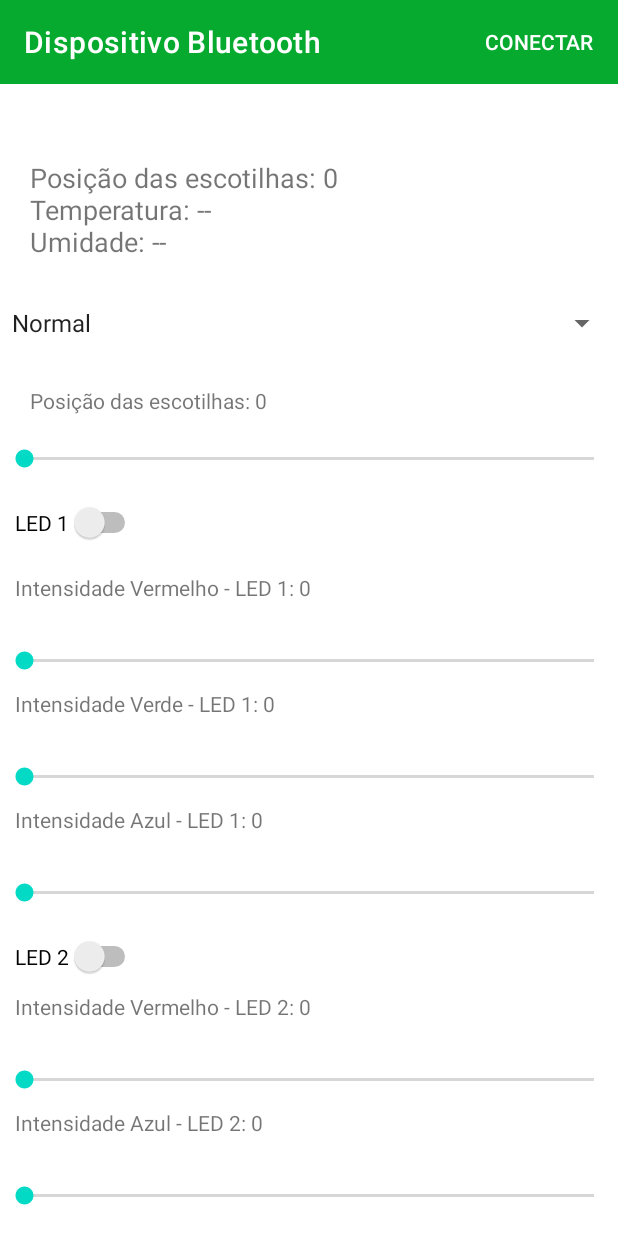
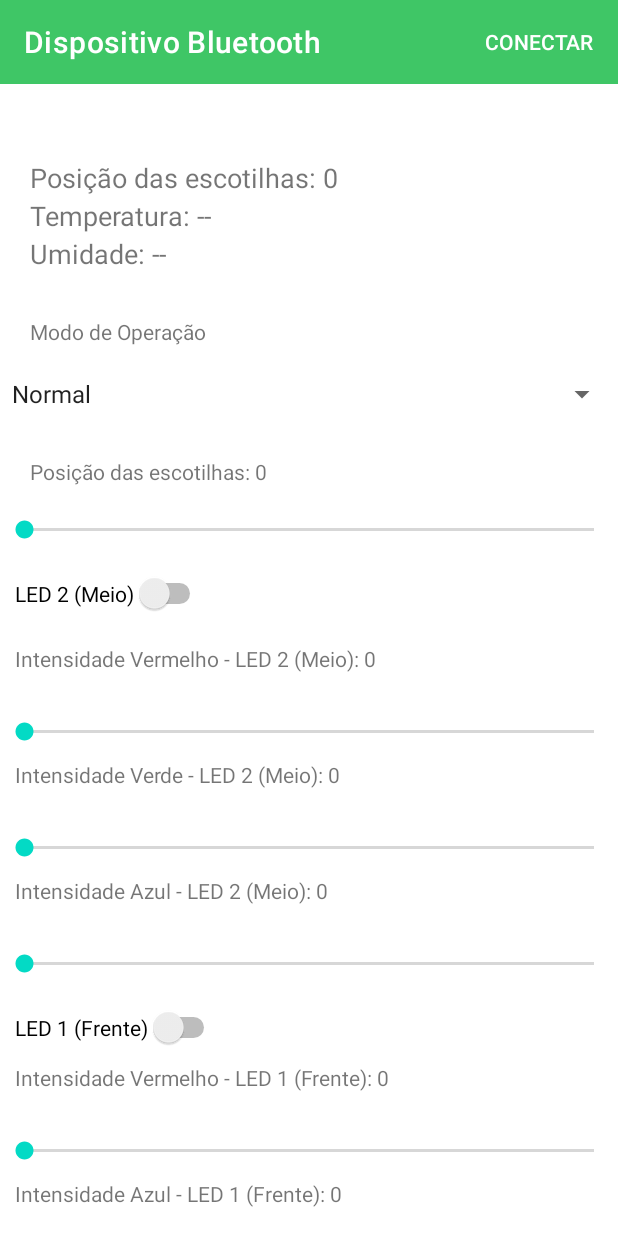
Before and after one commit to GabrielBozza/AppEstufaInteligente, an Android app: the screen it shows after launch (MainActivity), on a phone screen of 412 x 824 dp. Run offline under Robolectric (Android 15) with nearby library versions, the phone set to English and light mode, and no system bars.

Commit message:
add botao para solicitar data e hora atualizados e arrumacao da ordem dos dados

```diff
--- a/app/src/main/java/com/bozzadevs/estufainteligentebluetooth/MainActivity.java
+++ b/app/src/main/java/com/bozzadevs/estufainteligentebluetooth/MainActivity.java
@@ -25,6 +25,7 @@ import android.widget.SeekBar;
 import android.widget.Spinner;
 import android.widget.Switch;
 import android.widget.TextView;
+import android.widget.Toast;
 
 import java.text.SimpleDateFormat;
 import java.util.Calendar;
@@ -56,9 +57,10 @@ public class MainActivity extends AppCompatActivity {
     private final static int MESSAGE_READ = 2; // used in bluetooth handler to identify message update
 
     Spinner spinnerModoOp;
-    SeekBar seekBarServo, seekBarRED1, seekBarGREEN1, seekBarBLUE1, seekBarRED2, seekBarRED3, seekBarBLUE2, seekBarBLUE3;
-    TextView TextCondicoesAtuais, TextServo, TextRED1, TextGREEN1, TextBLUE1, TextRED2, TextBLUE2,TextRED3, TextBLUE3;
+    SeekBar seekBarServo, seekBarRED1, seekBarGREEN2, seekBarBLUE1, seekBarRED2, seekBarRED3, seekBarBLUE2, seekBarBLUE3;
+    TextView TextCondicoesAtuais, TextServo, TextRED1, TextGREEN2, TextBLUE1, TextRED2, TextBLUE2,TextRED3, TextBLUE3;
     Switch LED1, LED2, LED3;
+    Button buttonAtualizaDataHora;
 
     @Override
     protected void onCreate(Bundle savedInstanceState) {
@@ -74,34 +76,35 @@ public class MainActivity extends AppCompatActivity {
         //progressBar.setVisibility(View.GONE);
         TextCondicoesAtuais = findViewById(R.id.textParametrosAtuais);
         TextServo = findViewById(R.id.textServo);
-        TextRED1 = findViewById(R.id.textRED1);
-        TextGREEN1 = findViewById(R.id.textGREEN1);
-        TextBLUE1 = findViewById(R.id.textBLUE1);
-        TextRED2 = findViewById(R.id.textRED2);
+        TextRED2 = findViewById(R.id.textRED1);
+        TextGREEN2 = findViewById(R.id.textGREEN1);
+        TextBLUE2 = findViewById(R.id.textBLUE1);
+        TextRED1= findViewById(R.id.textRED2);
         //TextGREEN2 = findViewById(R.id.textGREEN2);
-        TextBLUE2 = findViewById(R.id.textBLUE2);
+        TextBLUE1 = findViewById(R.id.textBLUE2);
         TextRED3 = findViewById(R.id.textRED3);
         //TextGREEN3 = findViewById(R.id.textGREEN3);
         TextBLUE3 = findViewById(R.id.textBLUE3);
 
         seekBarServo = findViewById(R.id.seekBarServo);
-        seekBarRED1 = findViewById(R.id.seekBarLED1Red);
-        seekBarGREEN1 = findViewById(R.id.seekBarLED1Green);
-        seekBarBLUE1 = findViewById(R.id.seekBarLED1Blue);
-        seekBarRED2 = findViewById(R.id.seekBarLED2Red);
+        seekBarRED2 = findViewById(R.id.seekBarLED1Red);
+        seekBarGREEN2 = findViewById(R.id.seekBarLED1Green);
+        seekBarBLUE2 = findViewById(R.id.seekBarLED1Blue);
+        seekBarRED1 = findViewById(R.id.seekBarLED2Red);
         //seekBarGREEN2 = findViewById(R.id.seekBarLED2Green);
-        seekBarBLUE2 = findViewById(R.id.seekBarLED2Blue);
+        seekBarBLUE1 = findViewById(R.id.seekBarLED2Blue);
         seekBarRED3 = findViewById(R.id.seekBarLED3Red);
         //seekBarGREEN3 = findViewById(R.id.seekBarLED3Green);
         seekBarBLUE3 = findViewById(R.id.seekBarLED3Blue);
 
-        LED1 = findViewById(R.id.switch1);
-        LED2 = findViewById(R.id.switch2);
+        LED2 = findViewById(R.id.switch1);
+        LED1 = findViewById(R.id.switch2);
         LED3 = findViewById(R.id.switch3);
 
         List<String> ListaModosOp = new ArrayList<>(Arrays.asList("Normal","Crescimento","Floração","Dormência"));
 
         spinnerModoOp = findViewById(R.id.spinnerModoOp);
+        buttonAtualizaDataHora = findViewById(R.id.buttonAtualizaData);
 
         ArrayAdapter<String> adapterModo = new ArrayAdapter<String>(this, android.R.layout.simple_spinner_item, ListaModosOp);
         adapterModo.setDropDownViewResource(android.R.layout.simple_spinner_dropdown_item);
@@ -167,11 +170,11 @@ public class MainActivity extends AppCompatActivity {
                             String umidade = arduinoMsg.split("#")[1];
                             String luminosidade1 = arduinoMsg.split("#")[2];
                             String luminosidade2 = arduinoMsg.split("#")[3];
-                            String VermelhoLED1 = arduinoMsg.split("#")[4];
-                            String VerdeLED1 = arduinoMsg.split("#")[5];
-                            String AzulLED1 = arduinoMsg.split("#")[6];
-                            String VermelhoLED2 = arduinoMsg.split("#")[7];
-                            String AzulLED2 = arduinoMsg.split("#")[8];
+                            String VermelhoLED2 = arduinoMsg.split("#")[4];
+                            String VerdeLED2 = arduinoMsg.split("#")[5];
+                            String AzulLED2 = arduinoMsg.split("#")[6];
+                            String VermelhoLED1 = arduinoMsg.split("#")[7];
+                            String AzulLED1 = arduinoMsg.split("#")[8];
                             String VermelhoLED3 = arduinoMsg.split("#")[9];
                             String AzulLED3 = arduinoMsg.split("#")[10];
                             String ModoOperacao = arduinoMsg.split("#")[11];
@@ -208,12 +211,15 @@ public class MainActivity extends AppCompatActivity {
                             EstadoAtual+=("Posição das escotilhas: "+posicaoServo+"º\n");
                             EstadoAtual+=("Temperatura: "+temperatura+"ºC      "+"Umidade Rel.: "+umidade+"%"+"\n");
                             EstadoAtual+=("Luminosidade Frente: "+luminosidade1+"      "+"Luminosidade Fundo: "+luminosidade2+"\n");
-                            EstadoAtual+=("LED 1 (Frente): R: "+VermelhoLED1+"   G: "+VerdeLED1+"   B: "+AzulLED1+"\n");
-                            EstadoAtual+=("LED 2 (Meio): R: "+VermelhoLED2+"   G: 0"+"   B: "+AzulLED2+"\n");
+                            EstadoAtual+=("LED 1 (Frente): R: "+VermelhoLED1+"   G: 0"+"   B: "+AzulLED1+"\n");
+                            EstadoAtual+=("LED 2 (Meio): R: "+VermelhoLED2+"   G: "+VerdeLED2+"   B: "+AzulLED2+"\n");
                             EstadoAtual+=("LED 3 (Fundo): R: "+VermelhoLED3+"   G: 0"+"   B: "+AzulLED3+"\n");
                             TextCondicoesAtuais.setText(EstadoAtual);
 
                             // ***********************************SETAR SWITCHES E SLIDERS DE ACORDO COM OS DADOS RECEBIDOS********************************
+
+                            //COLOCAR UM SEMAFORO PARA SOH SETAR OS VALORES UMA UNICA VEZ
+
                             //P nao bugar o arduino, ele deve conferir ao receber uma msgm do android se os valores atuais jah nao sao esses --> ai ignora
 
                             //SE FOR DIFERENTE DO ESTADO ATUAL --> SETAR OS VALORES --> SENAO IGNORA
@@ -263,6 +269,22 @@ public class MainActivity extends AppCompatActivity {
                 startActivity(intent);
             }
         });
+
+        buttonAtualizaDataHora.setOnClickListener(new View.OnClickListener() {
+            @Override
+            public void onClick(View view) {
+                SimpleDateFormat sdf = new SimpleDateFormat("dd/MM-HH:mm", Locale.getDefault());
+                //sdf.setTimeZone(TimeZone.getDefault());
+                String DataHoraAtual = sdf.format(new Date());
+                Toast.makeText(getApplicationContext(), "Data - Hora : " + DataHoraAtual, Toast.LENGTH_LONG).show();
+                try {
+                    connectedThread.write("DT#" + DataHoraAtual);
+                }
+                catch (Exception ignored){}
+            }
+        });
+
+
 
 
         spinnerModoOp.setOnItemSelectedListener(new AdapterView.OnItemSelectedListener(){
@@ -345,8 +367,8 @@ public class MainActivity extends AppCompatActivity {
                                     int progress,
                                     boolean fromUser)
                             {
-                                TextRED1.setText("Intensidade Vermelho - LED 1: "+progress);
-                                comando = "R1#"+progress;
+                                TextRED1.setText("Intensidade Vermelho - LED 1 (Frente): "+progress*255);
+                                comando = "R2#"+progress;
                                 //comando = "RED1#"+progress;
                                 try{connectedThread.write(comando);}
                                 catch (Exception ignored){}
@@ -384,8 +406,8 @@ public class MainActivity extends AppCompatActivity {
                                     int progress,
                                     boolean fromUser)
                             {
-                                TextRED2.setText("Intensidade Vermelho - LED 2: "+progress);
-                                comando = "R2#"+progress;
+                                TextRED2.setText("Intensidade Vermelho - LED 2 (Meio): "+progress);
+                                comando = "R1#"+progress;
                                 //comando = "RED2#"+progress;
                                 try{connectedThread.write(comando);}
                                 catch (Exception ignored){}
@@ -423,7 +445,7 @@ public class MainActivity extends AppCompatActivity {
                                     int progress,
                                     boolean fromUser)
                             {
-                                TextRED3.setText("Intensidade Vermelho - LED 3: "+progress*255);
+                                TextRED3.setText("Intensidade Vermelho - LED 3 (Fundo): "+progress*255);
                                 comando = "R3#"+progress;
                                 //comando = "RED3#"+progress;
                                 try{connectedThread.write(comando);}
@@ -448,7 +470,7 @@ public class MainActivity extends AppCompatActivity {
                             }
                         });
 
-        seekBarGREEN1
+        seekBarGREEN2
                 .setOnSeekBarChangeListener(
                         new SeekBar
                                 .OnSeekBarChangeListener() {
@@ -462,7 +484,7 @@ public class MainActivity extends AppCompatActivity {
                                     int progress,
                                     boolean fromUser)
                             {
-                                TextGREEN1.setText("Intensidade Verde - LED 1: "+progress);
+                                TextGREEN2.setText("Intensidade Verde - LED 2 (Meio): "+progress);
                                 comando = "G1#"+progress;
                                 //comando = "GREEN1#"+progress;
                                 try{connectedThread.write(comando);}
@@ -501,8 +523,8 @@ public class MainActivity extends AppCompatActivity {
                                     int progress,
                                     boolean fromUser)
                             {
-                                TextBLUE1.setText("Intensidade Azul - LED 1: "+progress);
-                                comando = "B1#"+progress;
+                                TextBLUE1.setText("Intensidade Azul - LED 1 (Frente): "+progress*255);
+                                comando = "B2#"+progress;
                                 //comando = "BLUE1#"+progress;
                                 try{connectedThread.write(comando);}
                                 catch (Exception ignored){}
@@ -540,8 +562,8 @@ public class MainActivity extends AppCompatActivity {
                                     int progress,
                                     boolean fromUser)
                             {
-                                TextBLUE2.setText("Intensidade Azul - LED 2: "+progress*255);
-                                comando = "B2#"+progress;
+                                TextBLUE2.setText("Intensidade Azul - LED 2 (Meio): "+progress);
+                                comando = "B1#"+progress;
                                 //comando = "BLUE2#"+progress;
                                 try{connectedThread.write(comando);}
                                 catch (Exception ignored){}
@@ -579,7 +601,7 @@ public class MainActivity extends AppCompatActivity {
                                     int progress,
                                     boolean fromUser)
                             {
-                                TextBLUE3.setText("Intensidade Azul - LED 3: "+progress);
+                                TextBLUE3.setText("Intensidade Azul - LED 3 (Fundo): "+progress*255);
                                 comando = "B3#"+progress;
                                 //comando = "BLUE3#"+progress;
                                 try{connectedThread.write(comando);}
@@ -604,26 +626,26 @@ public class MainActivity extends AppCompatActivity {
                             }
                         });
 
-        LED1.setOnCheckedChangeListener(new CompoundButton.OnCheckedChangeListener()
+        LED2.setOnCheckedChangeListener(new CompoundButton.OnCheckedChangeListener()
         {
             String comando = null;
             public void onCheckedChanged(CompoundButton buttonView, boolean isChecked) //Line A
             {
                 if(isChecked){
                     int R=255,G=155,B=255;
-                    seekBarRED1.setProgress(R);
-                    seekBarGREEN1.setProgress(G);
-                    seekBarBLUE1.setProgress(B);
-                    TextRED1.setText("Intensidade Vermelho - LED 1: "+R);
-                    TextGREEN1.setText("Intensidade Verde - LED 1: "+G);
-                    TextBLUE1.setText("Intensidade Azul - LED 1: "+B);
+                    seekBarRED2.setProgress(R);
+                    seekBarGREEN2.setProgress(G);
+                    seekBarBLUE2.setProgress(B);
+                    TextRED2.setText("Intensidade Vermelho - LED 2 (Meio): "+R);
+                    TextGREEN2.setText("Intensidade Verde - LED 2 (Meio): "+G);
+                    TextBLUE2.setText("Intensidade Azul - LED 2 (Meio): "+B);
                 }else { //Desligar LED
-                    seekBarRED1.setProgress(0);
-                    seekBarGREEN1.setProgress(0);
-                    seekBarBLUE1.setProgress(0);
-                    TextRED1.setText("Intensidade Vermelho - LED 1: 0");
-                    TextGREEN1.setText("Intensidade Verde - LED 1: 0");
-                    TextBLUE1.setText("Intensidade Azul - LED 1: 0");
+                    seekBarRED2.setProgress(0);
+                    seekBarGREEN2.setProgress(0);
+                    seekBarBLUE2.setProgress(0);
+                    TextRED2.setText("Intensidade Vermelho - LED 2 (Meio): 0");
+                    TextGREEN2.setText("Intensidade Verde - LED 2 (Meio): 0");
+                    TextBLUE2.setText("Intensidade Azul - LED 2 (Meio): 0");
                 }
                 comando = "L1#"+isChecked;
                 //comando = "LED1#"+isChecked;
@@ -632,22 +654,22 @@ public class MainActivity extends AppCompatActivity {
             }
         });
 
-        LED2.setOnCheckedChangeListener(new CompoundButton.OnCheckedChangeListener()
+        LED1.setOnCheckedChangeListener(new CompoundButton.OnCheckedChangeListener()
         {
             String comando = null;
             public void onCheckedChanged(CompoundButton buttonView, boolean isChecked) //Line A
             {
                 if(isChecked){
                     int R=255,B=1;
-                    seekBarRED2.setProgress(R);
-                    seekBarBLUE2.setProgress(B);
-                    TextRED2.setText("Intensidade Vermelho - LED 2: "+R);
-                    TextBLUE2.setText("Intensidade Azul - LED 2: 255");
+                    seekBarRED1.setProgress(R);
+                    seekBarBLUE1.setProgress(B);
+                    TextRED1.setText("Intensidade Vermelho - LED 1 (Frente): "+R);
+                    TextBLUE1.setText("Intensidade Azul - LED 1 (Frente): 255");
                 }else { //Desligar LED
-                    seekBarRED2.setProgress(0);
-                    seekBarBLUE2.setProgress(0);
-                    TextRED2.setText("Intensidade Vermelho - LED 2: 0");
-                    TextBLUE2.setText("Intensidade Azul - LED 2: 0");
+                    seekBarRED1.setProgress(0);
+                    seekBarBLUE1.setProgress(0);
+                    TextRED1.setText("Intensidade Vermelho - LED 1 (Frente): 0");
+                    TextBLUE1.setText("Intensidade Azul - LED 1 (Frente): 0");
                 }
                 comando = "L2#"+isChecked;
                 //comando = "LED2#"+isChecked;
@@ -665,13 +687,13 @@ public class MainActivity extends AppCompatActivity {
                     int R=1,B=255;
                     seekBarRED3.setProgress(R);
                     seekBarBLUE3.setProgress(B);
-                    TextRED3.setText("Intensidade Vermelho - LED 3: 255");
-                    TextBLUE3.setText("Intensidade Azul - LED 3: "+B);
+                    TextRED3.setText("Intensidade Vermelho - LED 3 (Funndo): 255");
+                    TextBLUE3.setText("Intensidade Azul - LED 3 (Funndo): "+B);
                 }else { //Desligar LED
                     seekBarRED3.setProgress(0);
                     seekBarBLUE3.setProgress(0);
-                    TextRED3.setText("Intensidade Vermelho - LED 3: 0");
-                    TextBLUE3.setText("Intensidade Azul - LED 3: 0");
+                    TextRED3.setText("Intensidade Vermelho - LED 3 (Funndo): 0");
+                    TextBLUE3.setText("Intensidade Azul - LED 3 (Funndo): 0");
                 }
                 comando = "L3#"+isChecked;
                 //comando = "LED3#"+isChecked;
--- a/app/src/main/res/layout/activity_main.xml
+++ b/app/src/main/res/layout/activity_main.xml
@@ -53,22 +53,38 @@
             android:layout_marginStart="10dp"
             android:paddingStart="10dp"
             android:textSize="18dp"
+            android:lineSpacingExtra="4sp"
             app:layout_constraintEnd_toEndOf="parent"
             app:layout_constraintHorizontal_bias="0.5"
             app:layout_constraintStart_toStartOf="parent"
             app:layout_constraintTop_toTopOf="parent"
             />
 
+            <TextView
+                android:id="@+id/textSpinnerModoOp"
+                android:layout_width="match_parent"
+                android:layout_height="wrap_content"
+                android:text="Modo de Operação"
+                android:layout_marginTop="20dp"
+                android:layout_marginBottom="10dp"
+                android:layout_marginStart="10dp"
+                android:paddingStart="10dp"
+                app:layout_constraintEnd_toEndOf="parent"
+                app:layout_constraintHorizontal_bias="0.5"
+                app:layout_constraintStart_toStartOf="parent"
+                app:layout_constraintTop_toBottomOf="@+id/textParametrosAtuais"
+                />
+
         <Spinner
             android:id="@+id/spinnerModoOp"
             android:layout_width="match_parent"
             android:layout_height="wrap_content"
-            android:layout_marginTop="20dp"
+            android:layout_marginTop="10dp"
             android:layout_marginBottom="10dp"
             app:layout_constraintEnd_toEndOf="parent"
             app:layout_constraintHorizontal_bias="0.5"
             app:layout_constraintStart_toStartOf="parent"
-            app:layout_constraintTop_toBottomOf="@+id/textParametrosAtuais"/>
+            app:layout_constraintTop_toBottomOf="@+id/textSpinnerModoOp"/>
 
         <TextView
             android:id="@+id/textServo"
@@ -101,7 +117,7 @@
             android:id="@+id/switch1"
             android:layout_width="wrap_content"
             android:layout_height="wrap_content"
-            android:text="LED 1"
+            android:text="LED 2 (Meio)"
             android:layout_marginTop="20dp"
             android:layout_marginStart="10dp"
             app:layout_constraintEnd_toEndOf="parent"
@@ -114,7 +130,7 @@
             android:id="@+id/textRED1"
             android:layout_width="match_parent"
             android:layout_height="wrap_content"
-            android:text="Intensidade Vermelho - LED 1: 0"
+            android:text="Intensidade Vermelho - LED 2 (Meio): 0"
             android:layout_marginTop="20dp"
             android:layout_marginBottom="10dp"
             android:paddingStart="10dp"
@@ -140,7 +156,7 @@
             android:id="@+id/textGREEN1"
             android:layout_width="match_parent"
             android:layout_height="wrap_content"
-            android:text="Intensidade Verde - LED 1: 0"
+            android:text="Intensidade Verde - LED 2 (Meio): 0"
             android:layout_marginTop="10dp"
             android:layout_marginBottom="10dp"
             android:paddingStart="10dp"
@@ -166,7 +182,7 @@
             android:id="@+id/textBLUE1"
             android:layout_width="match_parent"
             android:layout_height="wrap_content"
-            android:text="Intensidade Azul - LED 1: 0"
+            android:text="Intensidade Azul - LED 2 (Meio): 0"
             android:layout_marginTop="10dp"
             android:layout_marginBottom="10dp"
             android:paddingStart="10dp"
@@ -192,7 +208,7 @@
             android:id="@+id/switch2"
             android:layout_width="wrap_content"
             android:layout_height="wrap_content"
-            android:text="LED 2"
+            android:text="LED 1 (Frente)"
             android:layout_marginTop="20dp"
             android:layout_marginStart="10dp"
             app:layout_constraintEnd_toEndOf="parent"
@@ -205,7 +221,7 @@
             android:id="@+id/textRED2"
             android:layout_width="match_parent"
             android:layout_height="wrap_content"
-            android:text="Intensidade Vermelho - LED 2: 0"
+            android:text="Intensidade Vermelho - LED 1 (Frente): 0"
             android:layout_marginTop="10dp"
             android:layout_marginBottom="10dp"
             android:paddingStart="10dp"
@@ -219,7 +235,7 @@
             android:id="@+id/seekBarLED2Red"
             android:layout_width="match_parent"
             android:layout_height="wrap_content"
-            android:max="255"
+            android:max="1"
             android:layout_marginTop="20dp"
             app:layout_constraintEnd_toEndOf="parent"
             app:layout_constraintHorizontal_bias="0.5"
@@ -231,7 +247,7 @@
             android:id="@+id/textBLUE2"
             android:layout_width="match_parent"
             android:layout_height="wrap_content"
-            android:text="Intensidade Azul - LED 2: 0"
+            android:text="Intensidade Azul - LED 1 (Frente): 0"
             android:layout_marginTop="10dp"
             android:layout_marginBottom="10dp"
             android:paddingStart="10dp"
@@ -257,7 +273,7 @@
             android:id="@+id/switch3"
             android:layout_width="wrap_content"
             android:layout_height="wrap_content"
-            android:text="LED 3"
+            android:text="LED 3 (Fundo)"
             android:layout_marginTop="20dp"
             android:layout_marginStart="10dp"
             app:layout_constraintEnd_toEndOf="parent"
@@ -270,7 +286,7 @@
             android:id="@+id/textRED3"
             android:layout_width="match_parent"
             android:layout_height="wrap_content"
-            android:text="Intensidade Vermelho - LED 3: 0"
+            android:text="Intensidade Vermelho - LED 3 (Fundo): 0"
             android:layout_marginTop="10dp"
             android:layout_marginBottom="10dp"
             android:paddingStart="10dp"
@@ -296,7 +312,7 @@
             android:id="@+id/textBLUE3"
             android:layout_width="match_parent"
             android:layout_height="wrap_content"
-            android:text="Intensidade Azul - LED 3: 0"
+            android:text="Intensidade Azul - LED 3 (Fundo): 0"
             android:layout_marginTop="10dp"
             android:layout_marginBottom="10dp"
             android:paddingStart="10dp"
@@ -306,18 +322,29 @@
             app:layout_constraintTop_toBottomOf="@+id/seekBarLED3Red"
             />
 
-        <SeekBar
+            <SeekBar
             android:id="@+id/seekBarLED3Blue"
             android:layout_width="match_parent"
             android:layout_height="wrap_content"
-            android:max="255"
+            android:max="1"
             android:layout_marginTop="20dp"
-            android:layout_marginBottom="60dp"
+            android:layout_marginBottom="20dp"
             app:layout_constraintEnd_toEndOf="parent"
             app:layout_constraintHorizontal_bias="0.5"
             app:layout_constraintStart_toStartOf="parent"
             app:layout_constraintTop_toBottomOf="@+id/textBLUE3"
             />
+
+            <Button
+                android:id="@+id/buttonAtualizaData"
+                android:layout_width="match_parent"
+                android:layout_height="wrap_content"
+                android:text="Atualizar Data e Hora"
+                android:layout_marginTop="20dp"
+                android:layout_marginBottom="60dp"
+                app:layout_constraintEnd_toEndOf="parent"
+                app:layout_constraintStart_toStartOf="parent"
+                app:layout_constraintTop_toBottomOf="@+id/seekBarLED3Blue"/>
         </LinearLayout>
     </ScrollView>
 
--- a/app/src/main/res/values/colors.xml
+++ b/app/src/main/res/values/colors.xml
@@ -5,7 +5,7 @@
     <color name="purple_700">#FF3700B3</color>
     <color name="teal_200">#FF03DAC5</color>
     <color name="teal_700">#FF018786</color>
-    <color name="LeafyGreen">#05AA2E</color>
+    <color name="LeafyGreen">#3FC666</color>
     <color name="blue">#EE58C5FA</color>
     <color name="black">#FF000000</color>
     <color name="white">#FFFFFFFF</color>
```
